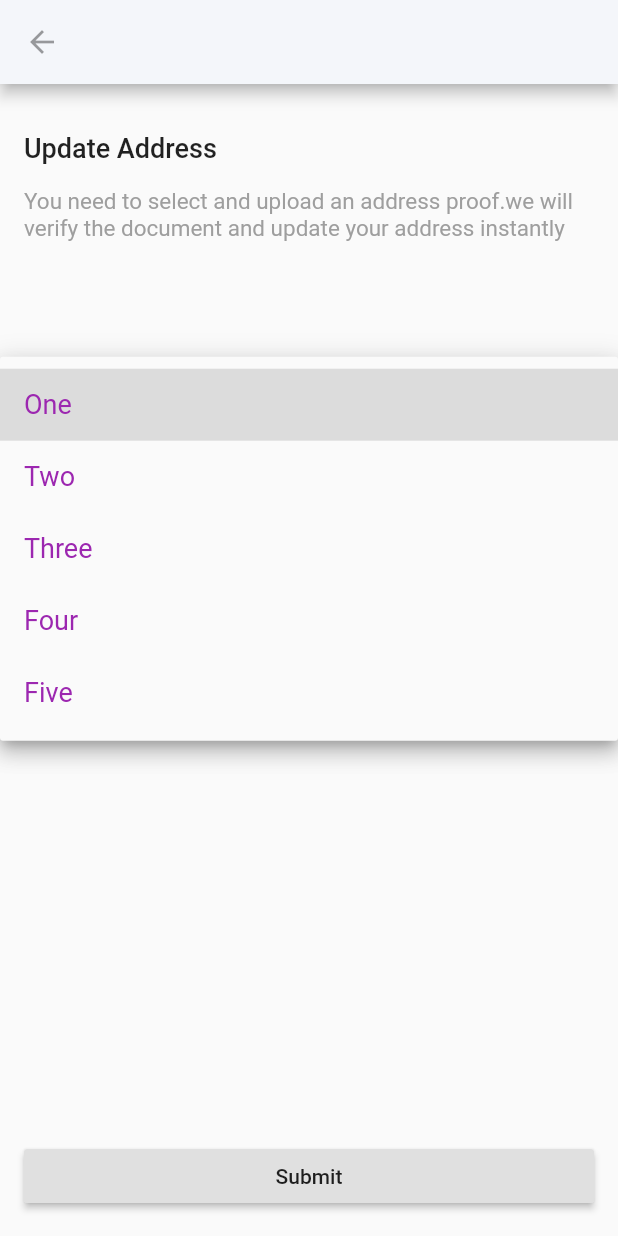
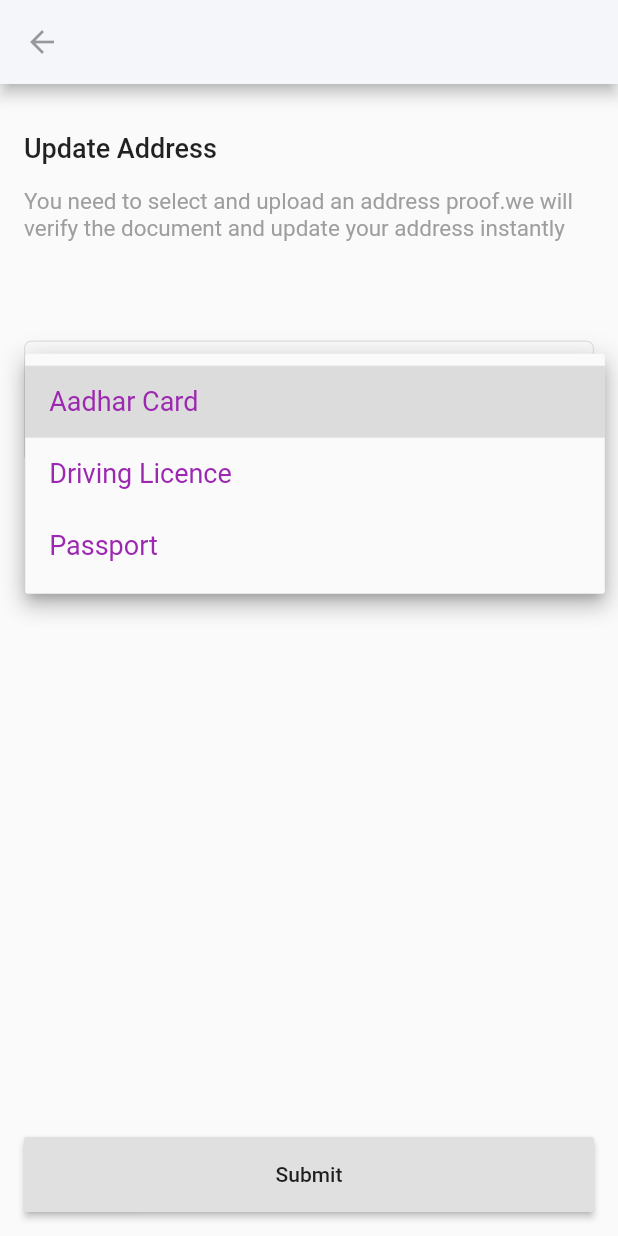
Before and after one commit to princejoshan/FlutterDevelopment, a Flutter app: the screen it shows after launch, after a tap on "Select document", on a phone screen of 412 x 824 dp. Run offline on Flutter 3.47's test engine with Material 2 defaults, Android fonts, the phone set to English and light mode, and no system bars; our stand-ins replace bloc, flutter_bloc, get_it, shared_preferences; network calls fail.

Commit message:
upload documentb in progress

```diff
--- a/Development/FlutterTraining/profile_screen/lib/main.dart
+++ b/Development/FlutterTraining/profile_screen/lib/main.dart
@@ -1,6 +1,7 @@
 import 'package:flutter/material.dart';
 //import 'profile.dart';
-import 'update_address.dart';
+import 'update_address_screen.dart';
+import 'upload_document_screen.dart';
 
 void main() {
   runApp(const MyApp());
@@ -26,7 +27,16 @@ class MyApp extends StatelessWidget {
           // is not restarted.
           //primarySwatch: Colors.grey,
           ),
-      home: const UpdateAddress(),
+      //home: const UpdateAddress(),
+      initialRoute: '/',
+      routes: {
+        // When navigating to the "/" route, build the FirstScreen widget.
+        '/': (context) => const UpdateAddress(),
+        // When navigating to the "/second" route, build the SecondScreen widget.
+        Upload.route: (context) => Upload(),
+
+        // '/second': (context) =>  Upload(Headers()),
+      },
     );
   }
 }
--- a/Development/FlutterTraining/profile_screen/lib/update_address.dart
+++ /dev/null
@@ -1,133 +0,0 @@
-// ignore_for_file: non_constant_identifier_names, deprecated_member_use
-
-import 'package:flutter/material.dart';
-import './upload_document.dart';
-
-class UpdateAddress extends StatefulWidget {
-  const UpdateAddress({Key? key}) : super(key: key);
-
-  @override
-  UpdateState createState() => UpdateState();
-}
-
-class UpdateState extends State<UpdateAddress> {
-  final List<String> _dropdownValues = [
-    "One",
-    "Two",
-    "Three",
-    "Four",
-    "Five"
-  ]; //The list of values we want on the dropdown
-  late bool selectionChanged = false;
-  @override
-  Widget build(BuildContext context) {
-    return Scaffold(
-        appBar: AppBar(
-          backgroundColor: const Color.fromRGBO(244, 246, 250, 1),
-          leading:
-              const IconButton(onPressed: null, icon: Icon(Icons.arrow_back)),
-        ),
-        body: Padding(
-          padding: const EdgeInsets.all(16.0),
-          child: Column(
-              // ignore: prefer_const_literals_to_create_immutables
-              children: [
-                const Padding(padding: EdgeInsets.only(top: 16.0)),
-                const Align(
-                  alignment: Alignment.topLeft,
-                  child: Text(
-                    'Update Address',
-                    style: TextStyle(fontSize: 18, fontWeight: FontWeight.w500),
-                  ),
-                ),
-                const Padding(padding: EdgeInsets.only(top: 16.0)),
-                const Align(
-                  alignment: Alignment.topLeft,
-                  child: Text(
-                    'You need to select and upload an address proof.we will verify the document and update your address instantly',
-                    style: TextStyle(
-                        fontSize: 15,
-                        fontWeight: FontWeight.w400,
-                        color: Colors.grey),
-                  ),
-                ),
-                const Padding(padding: EdgeInsets.only(top: 50.0)),
-                const Align(
-                  alignment: Alignment.topLeft,
-                  child: Text(
-                    'Select address proof',
-                    style: TextStyle(
-                        fontSize: 15,
-                        fontWeight: FontWeight.w400,
-                        color: Colors.transparent),
-                  ),
-                ),
-                const Padding(padding: EdgeInsets.only(top: 16.0)),
-                Container(
-                  decoration: BoxDecoration(
-                    borderRadius: BorderRadius.circular(7.0),
-                    border: Border.all(
-                        color: Colors.grey,
-                        style: BorderStyle.solid,
-                        width: 0.80),
-                  ),
-                  child: DropdownButton<String>(
-                    underline: DropdownButtonHideUnderline(child: Container()),
-                    hint: const Text(
-                      'Select document',
-                      style: TextStyle(fontSize: 18),
-                    ),
-                    isExpanded: true,
-                    items: _dropdownValues.map((String value) {
-                      return DropdownMenuItem<String>(
-                        value: value,
-                        child: Text(
-                          value,
-                          style: const TextStyle(fontSize: 18),
-                        ),
-                      );
-                    }).toList(),
-                    // ignore: avoid_types_as_parameter_names
-                    onChanged: (Dart_CObject) {
-                      selectionChanged = true;
-                      setState(() {});
-                    },
-                    style: const TextStyle(
-                      color: Colors.purple,
-                      //backgroundColor: Colors.grey,
-                    ),
-                    // value: _dropdownValues.first,
-                  ),
-                ),
-                const Padding(padding: EdgeInsets.only(top: 16.0)),
-                Visibility(
-                    visible: selectionChanged,
-                    child:
-                        FrontAndRearImages(title: 'Upload your Aathar card')),
-                const Spacer(),
-                SizedBox(
-                  width: double.infinity,
-                  child: RaisedButton(
-                    padding: const EdgeInsets.all(10.0),
-                    onPressed: () {},
-                    child: const Text('Submit'),
-                  ),
-                )
-              ]),
-        ));
-  }
-
-  void showFrontAndRear(int d) {
-// ignore: unrelated_type_equality_checks
-    if (d == true) {
-      FrontAndRearImages(title: 'Upload your Aathar card');
-    } else {}
-  }
-}
-
-List<Map<String, dynamic>> options = [
-  {'title': 'minLength', 'value': 'minLength', 'icon': 'chat.svg'},
-  {'title': 'maxLength', 'value': 'maxLength', 'icon': 'sbi.png'},
-  {'title': 'regex', 'value': 'regex', 'icon': 'hdfc.png'},
-  {'title': 'required', 'value': 'required', 'icon': 'government.svg'},
-];
--- /dev/null
+++ b/Development/FlutterTraining/profile_screen/lib/update_address_screen.dart
@@ -0,0 +1,139 @@
+// ignore_for_file: non_constant_identifier_names, deprecated_member_use
+
+import 'package:flutter/material.dart';
+import 'View/dropdown_categories_screen.dart';
+
+class UpdateAddress extends StatefulWidget {
+  const UpdateAddress({Key? key}) : super(key: key);
+
+  @override
+  UpdateState createState() => UpdateState();
+}
+
+class UpdateState extends State<UpdateAddress> {
+  final List<String> _dropdownValues = [
+    "Aadhar Card",
+    "Driving Licence",
+    "Passport",
+  ]; //The list of values we want on the dropdown
+  late bool selectionChanged = false;
+  @override
+  Widget build(BuildContext context) {
+    return SafeArea(
+        child: Scaffold(
+            appBar: AppBar(
+              backgroundColor: const Color.fromRGBO(244, 246, 250, 1),
+              leading: const IconButton(
+                  onPressed: null, icon: Icon(Icons.arrow_back)),
+            ),
+            body: Padding(
+              padding: const EdgeInsets.all(16.0),
+              child: Column(
+                  // ignore: prefer_const_literals_to_create_immutables
+                  children: [
+                    const Padding(padding: EdgeInsets.only(top: 16.0)),
+                    const Align(
+                      alignment: Alignment.topLeft,
+                      child: Text(
+                        'Update Address',
+                        style: TextStyle(
+                            fontSize: 18, fontWeight: FontWeight.w500),
+                      ),
+                    ),
+                    const Padding(padding: EdgeInsets.only(top: 16.0)),
+                    const Align(
+                      alignment: Alignment.topLeft,
+                      child: Text(
+                        'You need to select and upload an address proof.we will verify the document and update your address instantly',
+                        style: TextStyle(
+                            fontSize: 15,
+                            fontWeight: FontWeight.w400,
+                            color: Colors.grey),
+                      ),
+                    ),
+                    const Padding(padding: EdgeInsets.only(top: 50.0)),
+                    // const Align(
+                    //   alignment: Alignment.topLeft,
+                    //   child: Text(
+                    //     'Select address proof',
+                    //     style: TextStyle(
+                    //         fontSize: 15,
+                    //         fontWeight: FontWeight.w400,
+                    //         color: Colors.transparent),
+                    //   ),
+                    // ),
+                    const Padding(padding: EdgeInsets.only(top: 16.0)),
+                    Container(
+                      decoration: BoxDecoration(
+                        borderRadius: BorderRadius.circular(5.0),
+                        border: Border.all(
+                            color: Colors.grey.shade300,
+                            style: BorderStyle.solid,
+                            width: 0.80),
+                      ),
+                      child: Padding(
+                        padding: const EdgeInsets.all(16.0),
+                        child: DropdownButton<String>(
+                          underline:
+                              DropdownButtonHideUnderline(child: Container()),
+                          hint: const Text(
+                            'Select document',
+                            style: TextStyle(fontSize: 18),
+                          ),
+                          isExpanded: true,
+
+                          items: _dropdownValues.map((String value) {
+                            return DropdownMenuItem<String>(
+                              value: value,
+                              child: Text(
+                                value,
+                                style: const TextStyle(fontSize: 18),
+                              ),
+                            );
+                          }).toList(),
+                          // ignore: avoid_types_as_parameter_names
+                          onChanged: (Dart_CObject) {
+                            selectionChanged = true;
+                            setState(() {});
+                          },
+                          style: const TextStyle(
+                            color: Colors.purple,
+                            //backgroundColor: Colors.grey,
+                          ),
+                          // value: _dropdownValues.first,
+                        ),
+                      ),
+                    ),
+                    const Padding(padding: EdgeInsets.only(top: 16.0)),
+                    Visibility(
+                        visible: selectionChanged,
+                        child: FrontAndRearImages(
+                            title: 'Upload your Aathar card')),
+                    const Spacer(),
+                    SizedBox(
+                      width: double.infinity,
+                      height: 50,
+                      child: RaisedButton(
+                        padding: const EdgeInsets.all(10.0),
+                        onPressed: () {},
+                        child: const Text('Submit'),
+                      ),
+                    )
+                  ]),
+            )));
+  }
+
+  void showFrontAndRear(int d) {
+// ignore: unrelated_type_equality_checks
+    if (d == true) {
+      FrontAndRearImages(title: 'Upload your Aathar card');
+    } else {}
+  }
+}
+
+List<Map<String, dynamic>> options = [
+  {'title': 'minLength', 'value': 'minLength', 'icon': 'chat.svg'},
+  {'title': 'maxLength', 'value': 'maxLength', 'icon': 'sbi.png'},
+  {'title': 'regex', 'value': 'regex', 'icon': 'hdfc.png'},
+  {'title': 'required', 'value': 'required', 'icon': 'government.svg'},
+];
```
Also changed, not shown: Development/FlutterTraining/profile_screen/lib/View/dropdown_categories_screen.dart (added, +135 -0 lines), Development/FlutterTraining/profile_screen/lib/upload_document.dart (deleted, +0 -185 lines), Development/FlutterTraining/profile_screen/lib/upload_document_screen.dart (added, +58 -0 lines), 3 other files.
